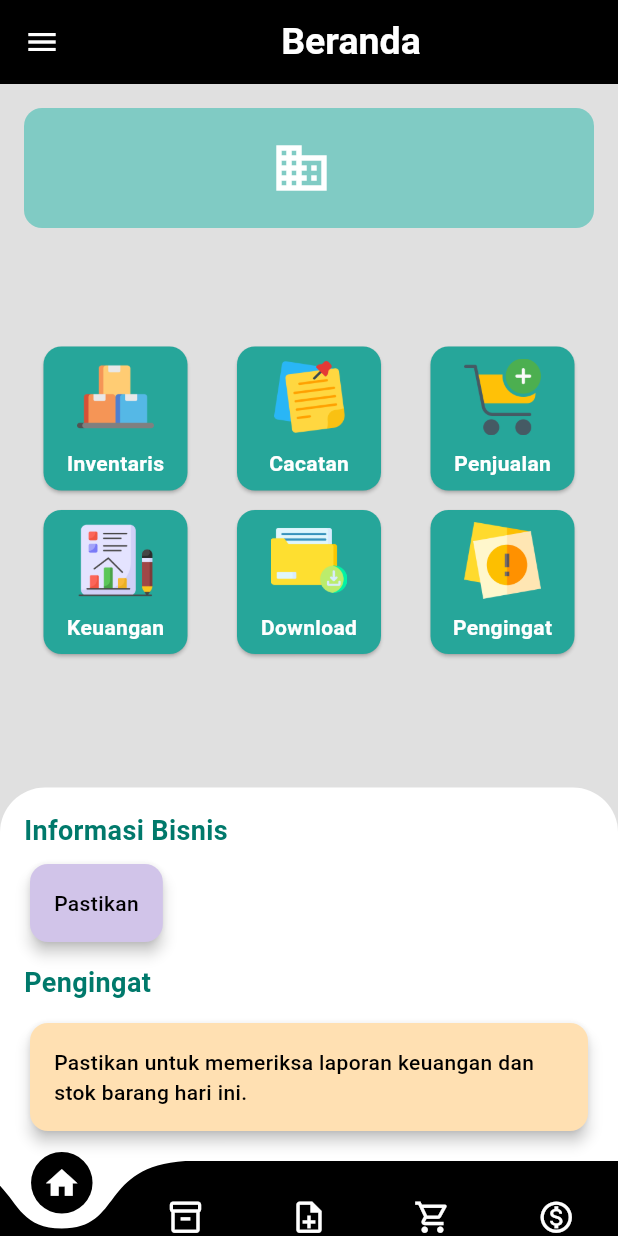
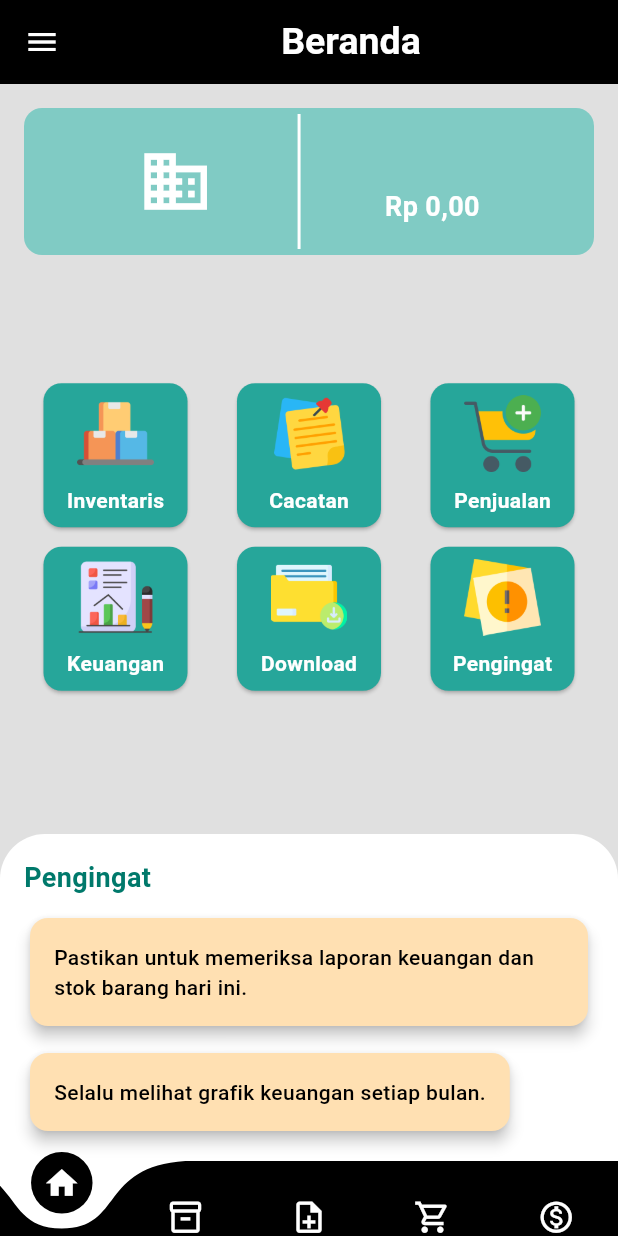
Before and after one commit to Pangestufp/UASMoPorgKel1, a Flutter app: the screen it shows once a user with an empty profile is signed in, on a phone screen of 412 x 824 dp. Run offline on Flutter 3.47's test engine with Material 3 defaults, Android fonts, the phone set to English and light mode, and no system bars; drawn by our look-alikes of curved_navigation_bar, flutter_animate; our stand-ins replace cloud_firestore, firebase_auth, firebase_core, firebase_storage, fl_chart, image_picker and 2 more; missing offline and left inert: flutter_pdfview; accounts and stored records are empty.

Commit message:
home page / beranda

```diff
--- a/lib/screens/home/homePage.dart
+++ b/lib/screens/home/homePage.dart
@@ -1,6 +1,7 @@
 import 'package:bounce_tapper/bounce_tapper.dart';
 import 'package:flutter/material.dart';
 import 'package:flutter_animate/flutter_animate.dart';
+import 'package:umkmfirebase/models/cacatan.dart';
 import 'package:umkmfirebase/models/firebaseUser.dart';
 import 'package:umkmfirebase/models/userModel.dart';
 import 'package:umkmfirebase/services/appServices.dart';
@@ -16,6 +17,34 @@ class HomePage extends StatefulWidget {
 }
 
 class _HomePageState extends State<HomePage> {
+  int? keuntungan=0;
+
+  Future<void> keuntunganBersih() async {
+    List<Cacatan> cacatanList = await AppServices.readAllCacatan(widget.user);
+
+    int totalPemasukan = 0;
+    int totalPengeluaran = 0;
+
+    for (var cacatan in cacatanList) {
+      if (cacatan.jenisCacatan == "pemasukan") {
+        totalPemasukan += cacatan.jumlah;
+      } else if (cacatan.jenisCacatan == "pengeluaran") {
+        totalPengeluaran += cacatan.jumlah;
+      }
+    }
+    keuntungan = totalPemasukan - totalPengeluaran;
+    setState(() {
+
+    });
+  }
+
+  @override
+  void initState() {
+    // TODO: implement initState
+    super.initState();
+    keuntunganBersih();
+  }
+
   @override
   Widget build(BuildContext context) {
     return Scaffold(
@@ -50,16 +79,19 @@ class _HomePageState extends State<HomePage> {
 
   Widget headerSection() {
     return Container(
-      padding: EdgeInsets.all(20.0),
+      padding: EdgeInsets.only(left: 20, right: 20,top: 4, bottom: 4),
       decoration: BoxDecoration(
         color: Colors.teal[200], // Warna latar belakang header
         borderRadius: BorderRadius.circular(12.0),
       ),
       child: Row(
-        mainAxisAlignment: MainAxisAlignment.center,
+        mainAxisAlignment: MainAxisAlignment.spaceEvenly,
         children: [
-          Icon(Icons.business, color: Colors.white, size: 40.0),
-          SizedBox(width: 10),
+          Icon(Icons.business, color: Colors.white, size: 50.0),
+          Container(height: 90, width: 2, color: Colors.white,),
+          Column(
+            crossAxisAlignment: CrossAxisAlignment.start,
+            children: [
               Text(
                 widget.user.namaUMKM,
                 style: TextStyle(
@@ -67,6 +99,18 @@ class _HomePageState extends State<HomePage> {
                   fontSize: 24,
                   fontWeight: FontWeight.bold,
                 ),
+              ),
+              Text(
+                AppServices.formatRupiah(keuntungan!),
+                style: TextStyle(
+                  color: Colors.white,
+                  fontSize: 18,
+                  fontWeight: FontWeight.bold,
+                ),
+              ),
+
+
+            ],
           ),
         ],
       ),
@@ -150,28 +194,6 @@ class _HomePageState extends State<HomePage> {
         crossAxisAlignment: CrossAxisAlignment.start,
         children: [
           Text(
-            "Informasi Bisnis",
-            style: TextStyle(
-              fontSize: 18,
-              fontWeight: FontWeight.bold,
-              color: Colors.teal[700],
-            ),
-          ),
-          SizedBox(height: 5),
-          Card(
-            color: Colors.deepPurple[100],
-            elevation: 4.0,
-            shape: RoundedRectangleBorder(borderRadius: BorderRadius.circular(12.0)),
-            child: Padding(
-              padding: EdgeInsets.all(16.0),
-              child: Text(
-                "Pastikan",
-                style: TextStyle(color: Colors.black, fontWeight: FontWeight.w500),
-              ),
-            ),
-          ),
-          SizedBox(height: 10),
-          Text(
             "Pengingat",
             style: TextStyle(
               fontSize: 18,
@@ -192,6 +214,19 @@ class _HomePageState extends State<HomePage> {
               ),
             ),
           ),
+          SizedBox(height: 10),
+          Card(
+            color: Colors.orange[100],
+            elevation: 4.0,
+            shape: RoundedRectangleBorder(borderRadius: BorderRadius.circular(12.0)),
+            child: Padding(
+              padding: EdgeInsets.all(16.0),
+              child: Text(
+                "Selalu melihat grafik keuangan setiap bulan.",
+                style: TextStyle(color: Colors.black, fontWeight: FontWeight.w500),
+              ),
+            ),
+          ),
         ],
       ),
     );
```
Lines whose indentation alone changed are shown as unchanged.
